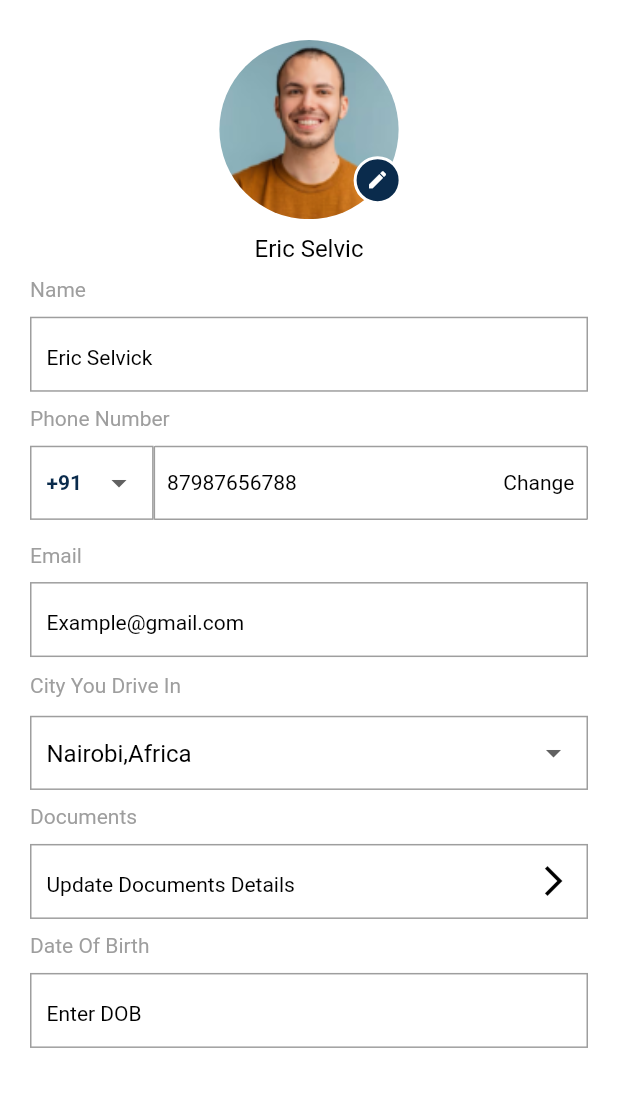
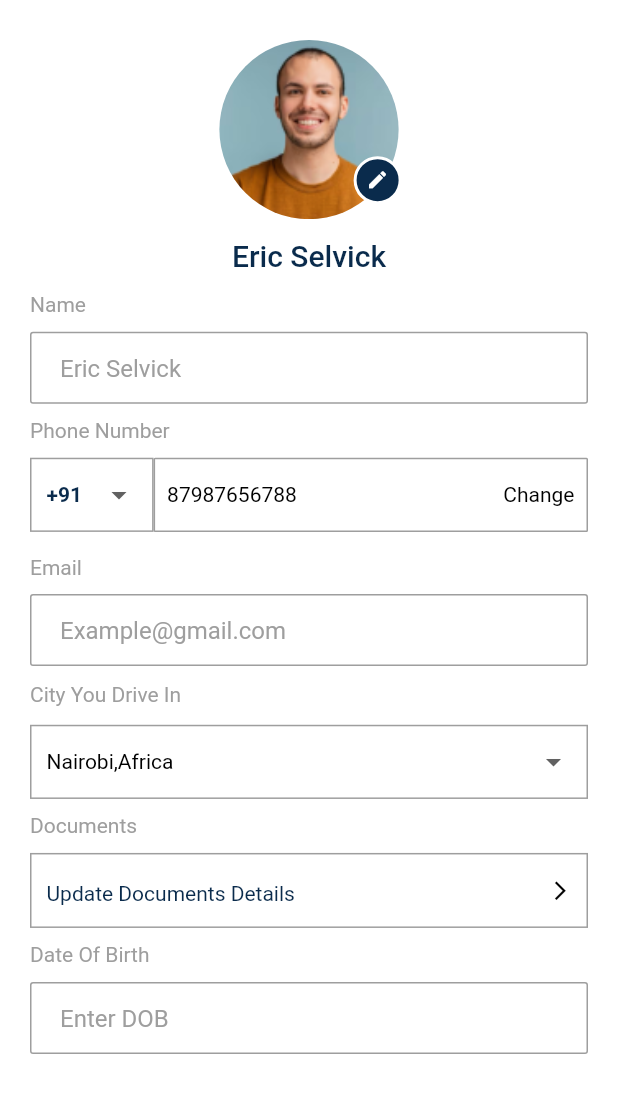
Before and after one commit to Rayarmohan/Jambo-Taxi-app, a Flutter app: the ProfileScreen screen opened directly, after a tap on the "edit" icon, on a phone screen of 412 x 824 dp, the part 74-1187 px from its top. Run offline on Flutter 3.47's test engine with Material 3 defaults, Android fonts, the phone set to English and light mode, and no system bars; our stand-ins replace dotted_border, flutter_rating_bar, flutter_screenutil, flutter_svg, get; missing offline and left inert: bottom_navbar_with_indicator; Roboto replaces fonts that are missing (SF Pro Display).

Commit message:
3rd commit

```diff
--- a/lib/features/profile/editprofile_screen.dart
+++ b/lib/features/profile/editprofile_screen.dart
@@ -53,14 +53,14 @@ class ProfileEdit extends StatelessWidget {
 
                   }),
               SizedBox(
-                height: 10,
+                height: 5,
               ),
               Center(
-                  child: Text("Eric Selvic",
-                      style: TextStyle(
-                        fontSize: 16,
-                        fontWeight: FontWeight.normal,
-                      ))),
+                  child: Text("Eric Selvick",
+                       style: Theme.of(context)
+                .textTheme
+                .bodyLarge!
+                .copyWith(height: 1.7, color: AppColors.primeryColor))),
               SizedBox(
                 height: 10,
               ),
@@ -74,32 +74,33 @@ class ProfileEdit extends StatelessWidget {
                         color: AppColors.grey
                       )),
                       SizedBox(height: 10,),
-                       Container(
-                        height: 50,
-                        width: 500,
-                        padding: const EdgeInsets.all(10),
-                        decoration: BoxDecoration(
-                          border: Border.all(
-                            width: 1,
-                            color: AppColors.grey,
-                          ),
-                        ),
-                        child: Row(
-                          mainAxisAlignment: MainAxisAlignment.start,
-                          children: [
-                            Text(
-                              "Eric Selvick",
-                              style: Theme.of(context)
-                                  .textTheme
-                                  .bodyMedium!
-                                  .copyWith(
-                                    height: 1.7,
-                                    color: AppColors.black,
-                                  ),
-                            ),
-                          ],
-                        ),
-                      ),
+                      //  Container(
+                      //   height: 50,
+                      //   width: 500,
+                      //   padding: const EdgeInsets.all(10),
+                      //   decoration: BoxDecoration(
+                      //     border: Border.all(
+                      //       width: 1,
+                      //       color: AppColors.grey,
+                      //     ),
+                      //   ),
+                      //   child: Row(
+                      //     mainAxisAlignment: MainAxisAlignment.start,
+                      //     children: [
+                      //       Text(
+                      //         "Eric Selvick",
+                      //         style: Theme.of(context)
+                      //             .textTheme
+                      //             .bodyMedium!
+                      //             .copyWith(
+                      //               height: 1.7,
+                      //               color: AppColors.black,
+                      //             ),
+                      //       ),
+                      //     ],
+                      //   ),
+                      // ),
+                      CustomTextField(controller: controller.nameController, hint: "Eric Selvick"),
                        SizedBox(height: 10,),
                       Text("Phone Number",
                       style: TextStyle(
@@ -170,32 +171,7 @@ class ProfileEdit extends StatelessWidget {
                         color: AppColors.grey
                       )),
                       SizedBox(height: 10,),
-                      Container(
-                        height: 50,
-                        width: 500,
-                        padding: const EdgeInsets.all(10),
-                        decoration: BoxDecoration(
-                          border: Border.all(
-                            width: 1,
-                            color: AppColors.grey,
-                          ),
-                        ),
-                        child: Row(
-                          mainAxisAlignment: MainAxisAlignment.start,
-                          children: [
-                            Text(
-                              "Example@gmail.com",
-                              style: Theme.of(context)
-                                  .textTheme
-                                  .bodyMedium!
-                                  .copyWith(
-                                    height: 1.7,
-                                    color: AppColors.black,
-                                  ),
-                            ),
-                          ],
-                        ),
-                      ),
+                      CustomTextField(controller: controller.emailController, hint: "Example@gmail.com"),
                     SizedBox(
                       height: 5.h,
                     ),Text("City You Drive In",
@@ -227,7 +203,7 @@ class ProfileEdit extends StatelessWidget {
                                   value,
                                   style: TextStyle(
                                     fontFamily: "SF Pro Display",
-                                    fontSize: 16,
+                                    fontSize: 14,
                                     fontWeight: FontWeight.w400,
                                     height: 1.275,
                                     color: Colors.black,
@@ -268,12 +244,13 @@ class ProfileEdit extends StatelessWidget {
                                   .bodyMedium!
                                   .copyWith(
                                     height: 1.7,
-                                    color: AppColors.black,
+                                    color: AppColors.primeryColor,
                                   ),
                             ),
                             const Icon(
                               Icons.arrow_forward_ios,
                               color: Colors.black,
+                              size: 15,
                             ),
                           ],
                         ),
@@ -286,32 +263,7 @@ class ProfileEdit extends StatelessWidget {
                         color: AppColors.grey
                       )),
                       SizedBox(height: 10,),
-                      Container(
-                        height: 50,
-                        width: 500,
-                        padding: const EdgeInsets.all(10),
-                        decoration: BoxDecoration(
-                          border: Border.all(
-                            width: 1,
-                            color: AppColors.grey,
-                          ),
-                        ),
-                        child: Row(
-                          mainAxisAlignment: MainAxisAlignment.start,
-                          children: [
-                            Text(
-                              "Enter DOB",
-                              style: Theme.of(context)
-                                  .textTheme
-                                  .bodyMedium!
-                                  .copyWith(
-                                    height: 1.7,
-                                    color: AppColors.black,
-                                  ),
-                            ),
-                          ],
-                        ),
-                      ),
+                      CustomTextField(controller: controller.enterdobController, hint: "Enter DOB")
                 ],
               )
             ],
--- a/lib/features/profile/profile_screen.dart
+++ b/lib/features/profile/profile_screen.dart
@@ -55,14 +55,17 @@ class ProfileScreen extends StatelessWidget {
 
                   }),
               SizedBox(
-                height: 10,
+                height: 5,
               ),
               Center(
                   child: Text("Eric Selvick",
-                      style: TextStyle(
-                        fontSize: 20,
-                        fontWeight: FontWeight.normal,
-                      ))),
+                       style: Theme.of(context)
+                                  .textTheme
+                                  .bodyLarge!
+                                  .copyWith(
+                                    height: 1.7,
+                                    color: AppColors.primeryColor,
+                                  ),)),
               SizedBox(
                 height: 30,
               ),
@@ -76,11 +79,11 @@ class ProfileScreen extends StatelessWidget {
                     style: TextStyle(
                       fontSize: 16,
                       fontWeight: FontWeight.normal,
-                      color: Colors.black
+                      color: AppColors.primeryColor
                     )),
                 trailing: Icon(
                   Icons.arrow_forward_ios,
-                  color: Colors.black,
+                  color: AppColors.primeryColor,
                   size: 15,
                 ),
               ),
@@ -98,11 +101,11 @@ class ProfileScreen extends StatelessWidget {
                     style: TextStyle(
                       fontSize: 16,
                       fontWeight: FontWeight.normal,
-                      color: Colors.black
+                      color: AppColors.primeryColor
                     )),
                 trailing: Icon(
                   Icons.arrow_forward_ios,
-                  color: Colors.black,
+                  color: AppColors.primeryColor,
                   size: 15,
                 ),
               ),
@@ -120,11 +123,11 @@ class ProfileScreen extends StatelessWidget {
                     style: TextStyle(
                       fontSize: 16,
                       fontWeight: FontWeight.normal,
-                      color: Colors.black
+                      color: AppColors.primeryColor
                     )),
                 trailing: Icon(
                   Icons.arrow_forward_ios,
-                  color: Colors.black,
+                  color: AppColors.primeryColor,
                   size: 15,
                 ),
               ),
@@ -146,11 +149,11 @@ class ProfileScreen extends StatelessWidget {
                       style: TextStyle(
                         fontSize: 16,
                         fontWeight: FontWeight.normal,
-                        color: Colors.black
+                        color: AppColors.primeryColor
                       )),
                   trailing: Icon(
                     Icons.arrow_forward_ios,
-                    color: Colors.black,
+                    color: AppColors.primeryColor,
                     size: 15,
                   ),
                 ),
@@ -169,11 +172,11 @@ class ProfileScreen extends StatelessWidget {
                     style: TextStyle(
                       fontSize: 16,
                       fontWeight: FontWeight.normal,
-                      color: Colors.black
+                      color: AppColors.primeryColor
                     )),
                 trailing: Icon(
                   Icons.arrow_forward_ios,
-                  color: Colors.black,
+                  color: AppColors.primeryColor,
                   size: 15,
                 ),
               ),
@@ -197,11 +200,11 @@ class ProfileScreen extends StatelessWidget {
                       style: TextStyle(
                         fontSize: 16,
                         fontWeight: FontWeight.normal,
-                        color: Colors.black
+                        color: AppColors.primeryColor
                       )),
                   trailing: Icon(
                     Icons.arrow_forward_ios,
-                    color: Colors.black,
+                    color: AppColors.primeryColor,
                     size: 15,
                   ),
                 ),
@@ -224,11 +227,11 @@ class ProfileScreen extends StatelessWidget {
                       style: TextStyle(
                         fontSize: 16,
                         fontWeight: FontWeight.normal,
-                        color: Colors.black
+                        color: AppColors.primeryColor
                       )),
                   trailing: Icon(
                     Icons.arrow_forward_ios,
-                    color: Colors.black,
+                    color: AppColors.primeryColor,
                     size: 15,
                   ),
                 ),
@@ -252,11 +255,11 @@ class ProfileScreen extends StatelessWidget {
                       style: TextStyle(
                         fontSize: 16,
                         fontWeight: FontWeight.normal,
-                        color: Colors.black
+                        color: AppColors.primeryColor
                       )),
                   trailing: Icon(
                     Icons.arrow_forward_ios,
-                    color: Colors.black,
+                    color: AppColors.primeryColor,
                     size: 15,
                   ),
                 ),
@@ -280,14 +283,17 @@ class ProfileScreen extends StatelessWidget {
             mainAxisSize: MainAxisSize.min,
             crossAxisAlignment: CrossAxisAlignment.stretch,
             children: <Widget>[
-              const ListTile(
+              ListTile(
                 title: Center(
                   child: Text(
                     'Log Out',
-                    style: TextStyle(
-                      fontSize: 18,
-                      fontWeight: FontWeight.normal,
-                    ),
+                     style: Theme.of(context)
+                                  .textTheme
+                                  .bodyLarge!
+                                  .copyWith(
+                                    height: 1.7,
+                                    color: AppColors.primeryColor,
+                                  ),
                   ),
                 ),
               ),
--- a/lib/features/profile/widgets/editProfile_controller.dart
+++ b/lib/features/profile/widgets/editProfile_controller.dart
@@ -6,6 +6,9 @@ class EditprofileCon extends GetxController {
   var citydropdownValue = 'Nairobi,Africa'.obs;
 
   TextEditingController editController = TextEditingController();
+  TextEditingController nameController = TextEditingController();
+  TextEditingController emailController = TextEditingController();
+  TextEditingController enterdobController = TextEditingController();
 
    void setDropdownValue(String value) {
     dropdownValue.value = value;
--- a/lib/widgets/custom_text_field.dart
+++ b/lib/widgets/custom_text_field.dart
@@ -36,7 +36,7 @@ class CustomTextField extends StatelessWidget {
     this.height = 1,
     this.validator,
     this.onchaged,
-     this.suffixIcon,
+    this.suffixIcon,
   });
 
   @override
```
Also changed, not shown: lib/features/help_center/help_center_screen.dart (+31 -14 lines), lib/features/privacy_policy/privacy_screen.dart (+61 -22 lines), lib/features/profilesettings/profilesettings_screen.dart (+6 -4 lines).
